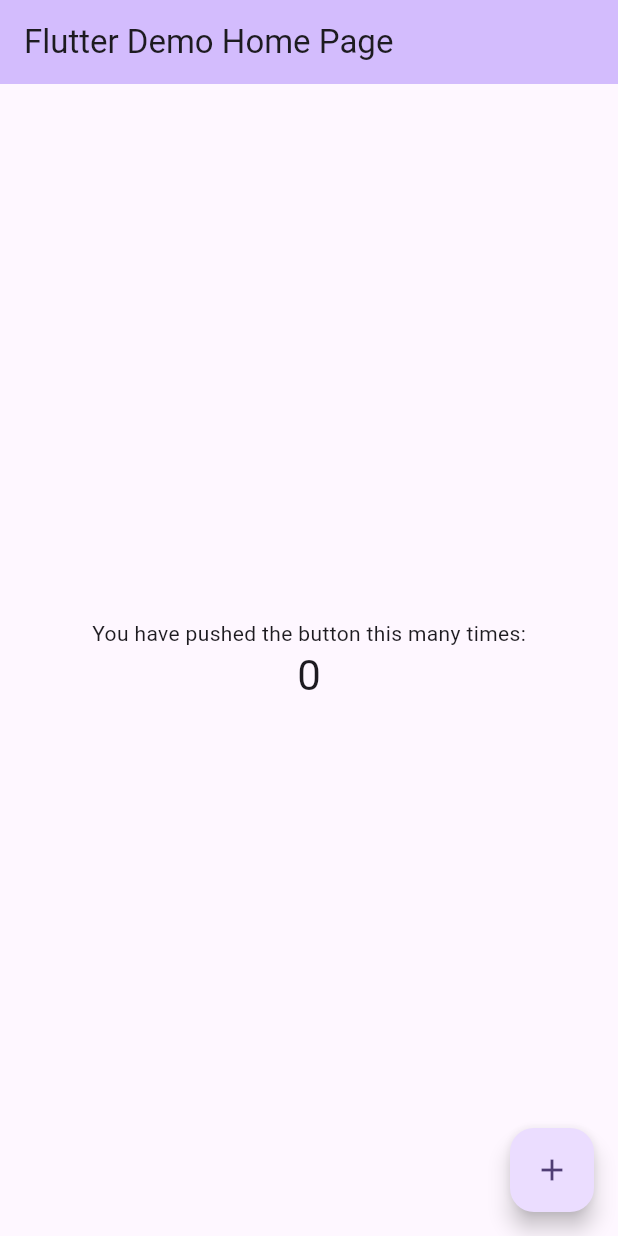
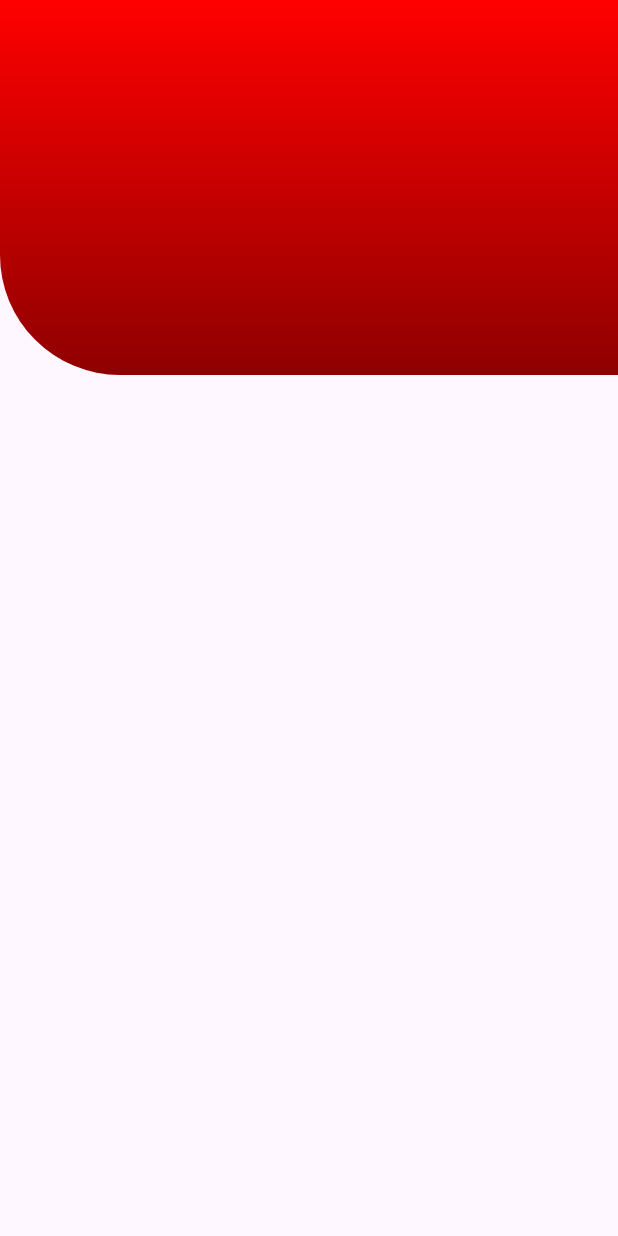
Before and after one commit to alexglzrys/flutter_emergency_app, a Flutter app: the screen it shows after launch, on a phone screen of 412 x 824 dp. Run offline on Flutter 3.47's test engine with Material 3 defaults, Android fonts, the phone set to English and light mode, and no system bars.

Commit message:
diseño básico - Header

```diff
--- a/lib/main.dart
+++ b/lib/main.dart
@@ -1,125 +1,17 @@
+import 'package:emergency_flutter_app/screens/home_screen.dart';
 import 'package:flutter/material.dart';
 
-void main() {
-  runApp(const MyApp());
-}
+void main() => runApp(const EmergencyApp());
 
-class MyApp extends StatelessWidget {
-  const MyApp({super.key});
+class EmergencyApp extends StatelessWidget {
+  const EmergencyApp({super.key});
 
-  // This widget is the root of your application.
   @override
   Widget build(BuildContext context) {
-    return MaterialApp(
-      title: 'Flutter Demo',
-      theme: ThemeData(
-        // This is the theme of your application.
-        //
-        // TRY THIS: Try running your application with "flutter run". You'll see
-        // the application has a blue toolbar. Then, without quitting the app,
-        // try changing the seedColor in the colorScheme below to Colors.green
-        // and then invoke "hot reload" (save your changes or press the "hot
-        // reload" button in a Flutter-supported IDE, or press "r" if you used
-        // the command line to start the app).
-        //
-        // Notice that the counter didn't reset back to zero; the application
-        // state is not lost during the reload. To reset the state, use hot
-        // restart instead.
-        //
-        // This works for code too, not just values: Most code changes can be
-        // tested with just a hot reload.
-        colorScheme: ColorScheme.fromSeed(seedColor: Colors.deepPurple),
-        useMaterial3: true,
-      ),
-      home: const MyHomePage(title: 'Flutter Demo Home Page'),
+    return const MaterialApp(
+      debugShowCheckedModeBanner: false,
+      title: 'Emergency App',
+      home: HomeScreen(),
     );
   }
 }
-
-class MyHomePage extends StatefulWidget {
-  const MyHomePage({super.key, required this.title});
-
-  // This widget is the home page of your application. It is stateful, meaning
-  // that it has a State object (defined below) that contains fields that affect
-  // how it looks.
-
-  // This class is the configuration for the state. It holds the values (in this
-  // case the title) provided by the parent (in this case the App widget) and
-  // used by the build method of the State. Fields in a Widget subclass are
-  // always marked "final".
-
-  final String title;
-
-  @override
-  State<MyHomePage> createState() => _MyHomePageState();
-}
-
-class _MyHomePageState extends State<MyHomePage> {
-  int _counter = 0;
-
-  void _incrementCounter() {
-    setState(() {
-      // This call to setState tells the Flutter framework that something has
-      // changed in this State, which causes it to rerun the build method below
-      // so that the display can reflect the updated values. If we changed
-      // _counter without calling setState(), then the build method would not be
-      // called again, and so nothing would appear to happen.
-      _counter++;
-    });
-  }
-
-  @override
-  Widget build(BuildContext context) {
-    // This method is rerun every time setState is called, for instance as done
-    // by the _incrementCounter method above.
-    //
-    // The Flutter framework has been optimized to make rerunning build methods
-    // fast, so that you can just rebuild anything that needs updating rather
-    // than having to individually change instances of widgets.
-    return Scaffold(
-      appBar: AppBar(
-        // TRY THIS: Try changing the color here to a specific color (to
-        // Colors.amber, perhaps?) and trigger a hot reload to see the AppBar
-        // change color while the other colors stay the same.
-        backgroundColor: Theme.of(context).colorScheme.inversePrimary,
-        // Here we take the value from the MyHomePage object that was created by
-        // the App.build method, and use it to set our appbar title.
-        title: Text(widget.title),
-      ),
-      body: Center(
-        // Center is a layout widget. It takes a single child and positions it
-        // in the middle of the parent.
-        child: Column(
-          // Column is also a layout widget. It takes a list of children and
-          // arranges them vertically. By default, it sizes itself to fit its
-          // children horizontally, and tries to be as tall as its parent.
-          //
-          // Column has various properties to control how it sizes itself and
-          // how it positions its children. Here we use mainAxisAlignment to
-          // center the children vertically; the main axis here is the vertical
-          // axis because Columns are vertical (the cross axis would be
-          // horizontal).
-          //
-          // TRY THIS: Invoke "debug painting" (choose the "Toggle Debug Paint"
-          // action in the IDE, or press "p" in the console), to see the
-          // wireframe for each widget.
-          mainAxisAlignment: MainAxisAlignment.center,
-          children: <Widget>[
-            const Text(
-              'You have pushed the button this many times:',
-            ),
-            Text(
-              '$_counter',
-              style: Theme.of(context).textTheme.headlineMedium,
-            ),
-          ],
-        ),
-      ),
-      floatingActionButton: FloatingActionButton(
-        onPressed: _incrementCounter,
-        tooltip: 'Increment',
-        child: const Icon(Icons.add),
-      ), // This trailing comma makes auto-formatting nicer for build methods.
-    );
-  }
-}
--- /dev/null
+++ b/lib/screens/home_screen.dart
@@ -0,0 +1,13 @@
+import 'package:emergency_flutter_app/widgets/header.dart';
+import 'package:flutter/material.dart';
+
+class HomeScreen extends StatelessWidget {
+  const HomeScreen({super.key});
+
+  @override
+  Widget build(BuildContext context) {
+    return const Scaffold(
+      body: Header(),
+    );
+  }
+}
--- /dev/null
+++ b/lib/widgets/header.dart
@@ -0,0 +1,24 @@
+import 'package:flutter/material.dart';
+
+class Header extends StatelessWidget {
+  const Header({super.key});
+
+  @override
+  Widget build(BuildContext context) {
+    return Container(
+      height: 250,
+      decoration: const BoxDecoration(
+          borderRadius: BorderRadius.only(
+            bottomLeft: Radius.circular(80),
+          ),
+          gradient: LinearGradient(
+            colors: [
+              Color(0xffff0000),
+              Color(0xff8f0000),
+            ],
+            begin: Alignment.topCenter,
+            end: Alignment.bottomCenter,
+          )),
+    );
+  }
+}
```
Also changed, not shown: 1 other file.
